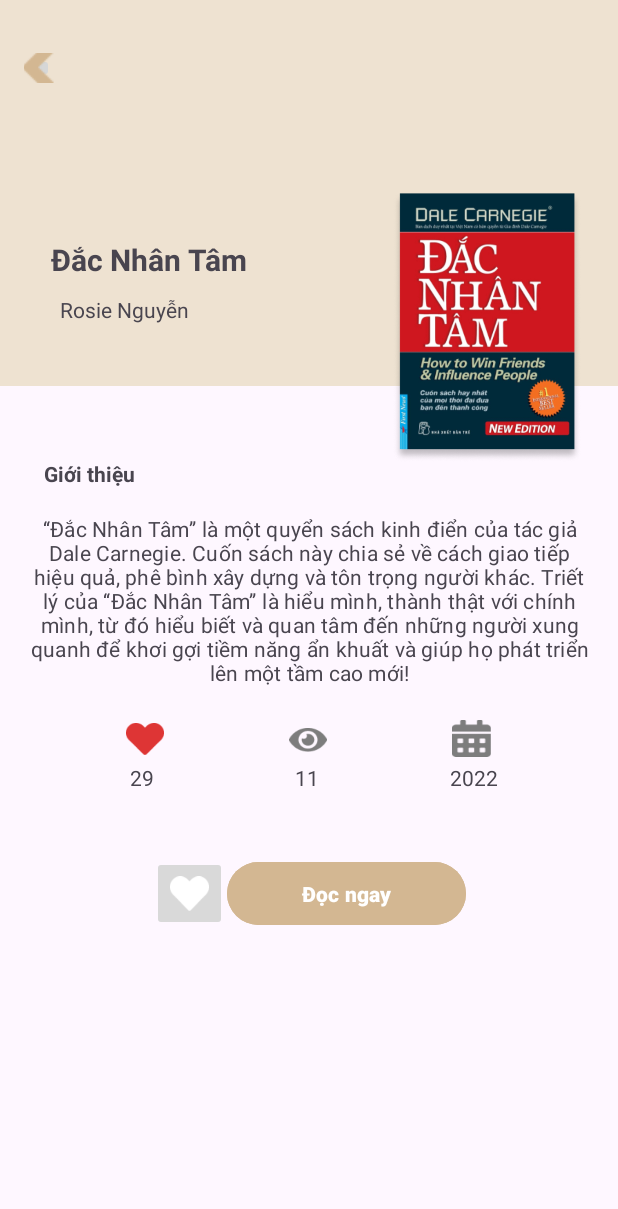
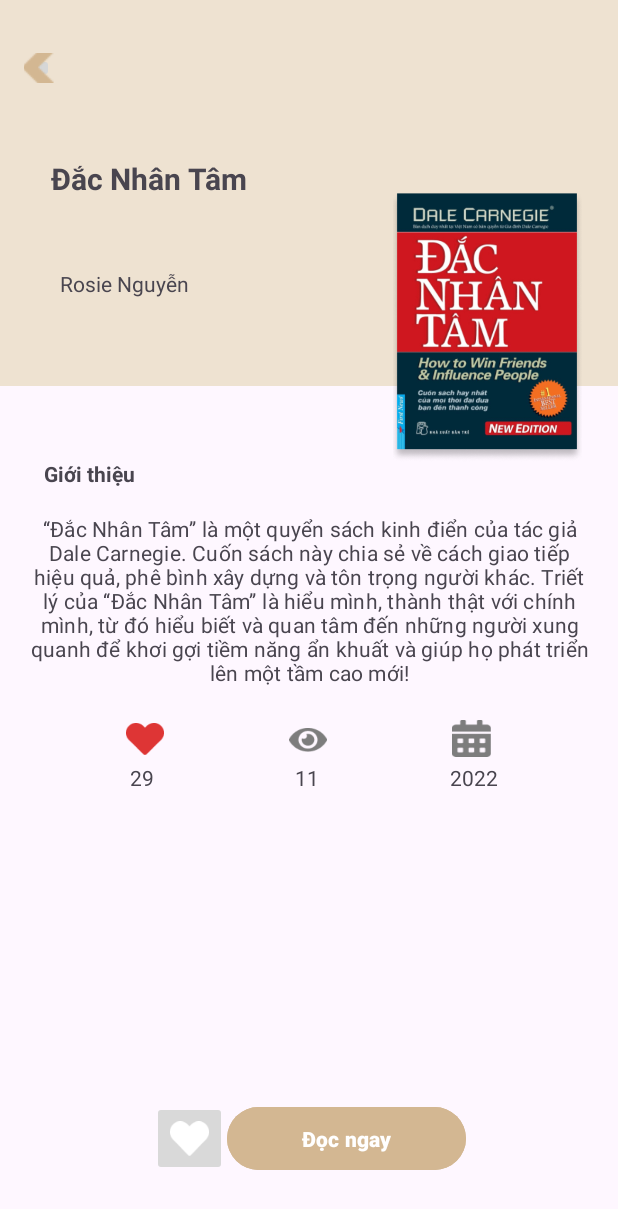
Before and after one commit to pnminh23/Ebook, an Android app: the layout activity_book.xml on its own in the app's theme, with its tools: preview values and no code run, on a phone screen of 412 x 824 dp. Shown: the top 1209 px of the screen. Run offline under Robolectric (Android 15) with nearby library versions, the phone set to English and light mode, and no system bars.

Commit message:
add ui bookitem

```diff
--- a/app/src/main/res/layout/activity_book.xml
+++ b/app/src/main/res/layout/activity_book.xml
@@ -1,13 +1,20 @@
-<?xml version="1.0" encoding="utf-8"?>
-<LinearLayout
+<androidx.constraintlayout.widget.ConstraintLayout
     xmlns:android="http://schemas.android.com/apk/res/android"
     xmlns:app="http://schemas.android.com/apk/res-auto"
     xmlns:tools="http://schemas.android.com/tools"
     android:id="@+id/main"
     android:layout_width="match_parent"
     android:layout_height="match_parent"
-    android:orientation="vertical"
     tools:context=".BookActivity">
+
+    <ScrollView
+        android:id="@+id/scrollView"
+        android:layout_width="0dp"
+        android:layout_height="0dp"
+        app:layout_constraintTop_toTopOf="parent"
+        app:layout_constraintBottom_toTopOf="@+id/linear_buttons"
+        app:layout_constraintStart_toStartOf="parent"
+        app:layout_constraintEnd_toEndOf="parent">
 
         <LinearLayout
             android:id="@+id/linear_content"
@@ -39,20 +46,20 @@
 
                     <TextView
                         android:id="@+id/txt_title"
-                    android:layout_width="wrap_content"
-                    android:layout_height="wrap_content"
+                        android:layout_width="223dp"
+                        android:layout_height="54dp"
                         android:layout_marginStart="34dp"
-                    android:layout_marginTop="104dp"
+                        android:layout_marginTop="50dp"
                         android:text="Đắc Nhân Tâm"
                         android:textSize="20sp"
                         android:textStyle="bold" />
 
                     <TextView
                         android:id="@+id/txt_author"
-                    android:layout_width="100dp"
-                    android:layout_height="29dp"
+                        android:layout_width="145dp"
+                        android:layout_height="42dp"
                         android:layout_marginStart="40dp"
-                    android:layout_marginTop="10dp"
+                        android:layout_marginTop="20dp"
                         android:layout_marginBottom="11dp"
                         android:text="Rosie Nguyễn" />
 
@@ -65,7 +72,7 @@
                     android:layout_gravity="bottom|end"
                     android:layout_marginEnd="24dp"
                     android:layout_marginBottom="17dp"
-                android:scaleType="fitXY"
+                    android:scaleType="centerCrop"
                     android:src="@drawable/dac_nhan_tam"
                     tools:ignore="ContentDescription" />
 
@@ -177,15 +184,20 @@
                         android:text="2022" />
                 </LinearLayout>
             </LinearLayout>
+        </LinearLayout>
+    </ScrollView>
 
     <LinearLayout
         android:id="@+id/linear_buttons"
         android:layout_width="match_parent"
         android:layout_height="wrap_content"
+        android:layout_marginBottom="40dp"
         android:gravity="center_horizontal"
         android:orientation="horizontal"
-            android:layout_marginTop="20dp"
-            android:layout_marginBottom="34dp">
+        app:layout_constraintBottom_toBottomOf="parent"
+        app:layout_constraintHorizontal_bias="0.0"
+        app:layout_constraintLeft_toLeftOf="parent"
+        app:layout_constraintRight_toRightOf="parent">
 
         <ImageButton
             android:id="@+id/btn_favorite"
@@ -207,5 +219,5 @@
             android:textStyle="bold"
             app:rippleColor="#000000" />
     </LinearLayout>
-    </LinearLayout>
-</LinearLayout>
+
+</androidx.constraintlayout.widget.ConstraintLayout>
```
Lines whose indentation alone changed are shown as unchanged.
